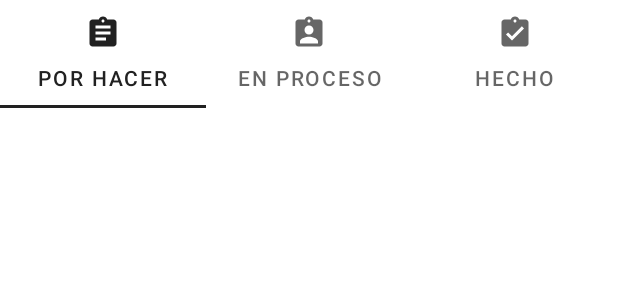
After one commit to dagonco/Herald, an Android app: the layout fragment_task_board.xml on its own in the app's theme, with its tools: preview values and no code run, on a phone screen of 412 x 824 dp. The commit adds this screen. Shown: the top 300 px of the screen. Run offline under Robolectric (Android 15) with nearby library versions, the phone set to English and light mode, and no system bars.

Commit message:
New fragment that contains all logic related to tabLayout.

```diff
--- /dev/null
+++ b/app/src/main/res/layout/fragment_task_board.xml
@@ -0,0 +1,54 @@
+<?xml version="1.0" encoding="utf-8"?><!--
+  ~ Copyright (C) 2018 Dagonco.
+  ~
+  ~  Licensed under the Apache License, Version 2.0 (the "License");
+  ~  you may not use this file except in compliance with the License.
+  ~  You may obtain a copy of the License at
+  ~
+  ~  http://www.apache.org/licenses/LICENSE-2.0
+  ~
+  ~  Unless required by applicable law or agreed to in writing, software
+  ~  distributed under the License is distributed on an "AS IS" BASIS,
+  ~  WITHOUT WARRANTIES OR CONDITIONS OF ANY KIND, either express or implied.
+  ~  See the License for the specific language governing permissions and
+  ~  limitations under the License.
+  -->
+
+<LinearLayout xmlns:android="http://schemas.android.com/apk/res/android"
+    xmlns:tools="http://schemas.android.com/tools"
+    android:layout_width="match_parent"
+    android:layout_height="match_parent"
+    android:orientation="vertical"
+    tools:context=".MainActivity">
+
+    <com.google.android.material.tabs.TabLayout
+        android:id="@+id/tabLayout"
+        android:layout_width="match_parent"
+        android:layout_height="wrap_content">
+
+        <com.google.android.material.tabs.TabItem
+            android:layout_width="wrap_content"
+            android:layout_height="wrap_content"
+            android:icon="@drawable/ic_status_task_1"
+            android:text="@string/task_status_1" />
+
+        <com.google.android.material.tabs.TabItem
+            android:layout_width="wrap_content"
+            android:layout_height="wrap_content"
+            android:icon="@drawable/ic_status_task_2"
+            android:text="@string/task_status_2" />
+
+        <com.google.android.material.tabs.TabItem
+            android:layout_width="wrap_content"
+            android:layout_height="wrap_content"
+            android:icon="@drawable/ic_status_task_3"
+            android:text="@string/task_status_3" />
+
+    </com.google.android.material.tabs.TabLayout>
+
+    <androidx.viewpager.widget.ViewPager
+        android:id="@+id/viewPager"
+        android:layout_width="match_parent"
+        android:layout_height="match_parent" />
+
+</LinearLayout>
```
Also changed, not shown: app/src/main/java/com/dagonco/herald/MainActivity.kt (+16 -0 lines), app/src/main/java/com/dagonco/herald/feature/task/board/TaskBoardFragment.kt (added, +58 -0 lines), app/src/main/java/com/dagonco/herald/feature/task/board/TaskBoardPagerAdapter.kt (added, +45 -0 lines), app/src/main/java/com/dagonco/herald/feature/task/list/TaskListFragment.kt (added, +51 -0 lines), app/src/main/res/layout/activity_main.xml (+11 -16 lines), app/src/main/res/layout/fragment_task_list.xml (added, +28 -0 lines).
